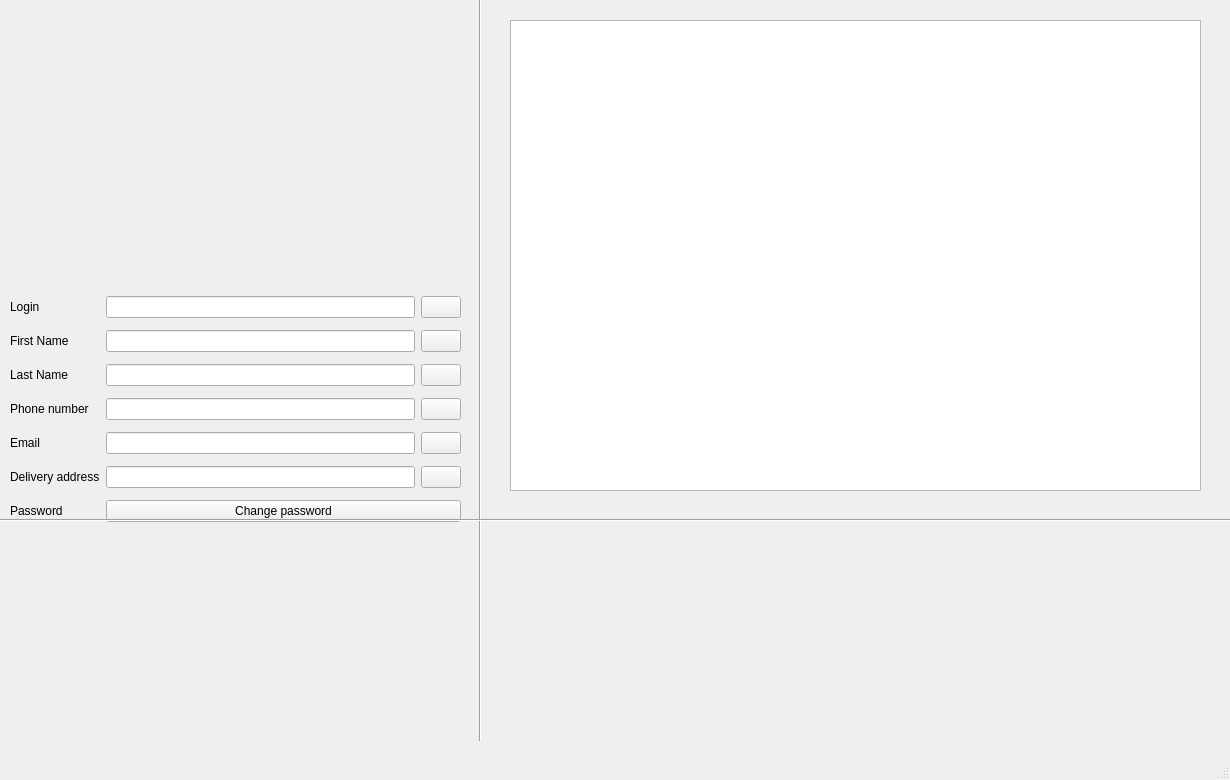
Above: ui/client_account_tab.ui from alexeikeler/db_course_project before the change. Below: the same form after it.
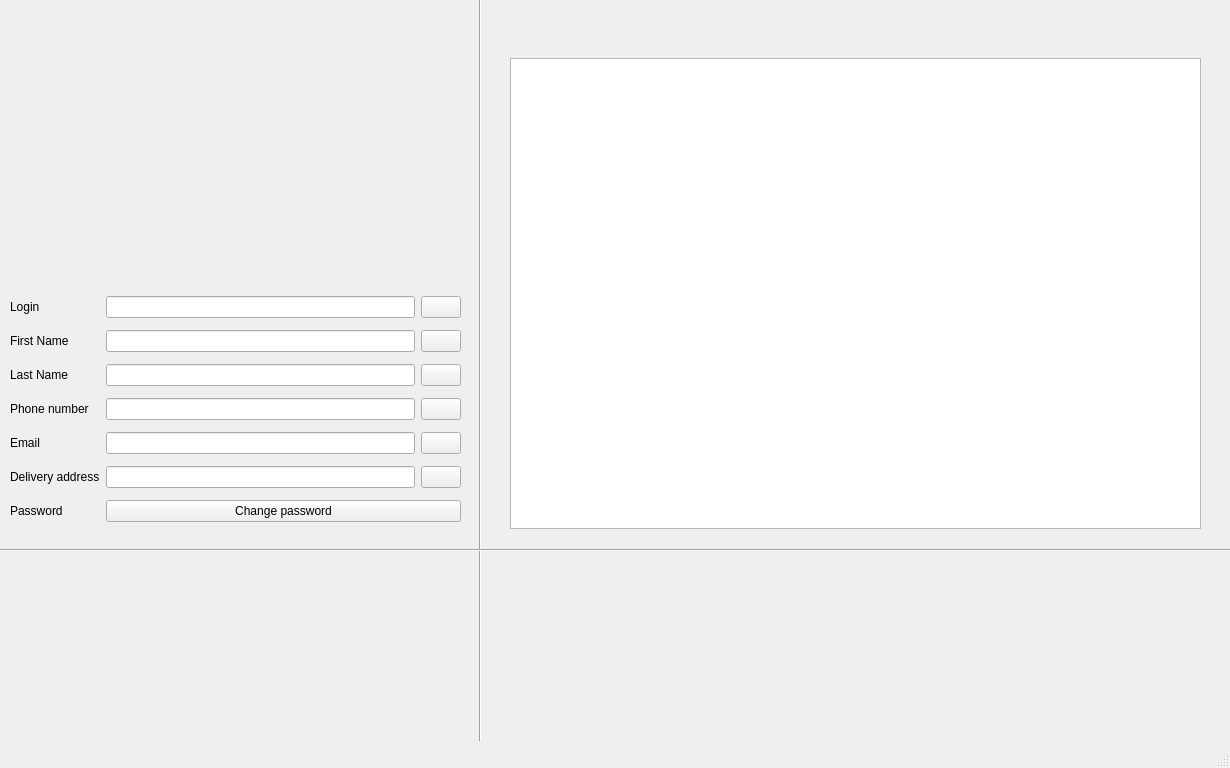
That is the form after the change. Icons and pictures are not drawn.

What changed in the file:
```diff
--- a/ui/client_account_tab.ui
+++ b/ui/client_account_tab.ui
@@ -7,7 +7,7 @@
     <x>0</x>
     <y>0</y>
     <width>1230</width>
-    <height>780</height>
+    <height>768</height>
    </rect>
   </property>
   <property name="windowTitle">
@@ -214,7 +214,7 @@
     <property name="geometry">
      <rect>
       <x>510</x>
-      <y>20</y>
+      <y>58</y>
       <width>691</width>
       <height>471</height>
      </rect>
@@ -237,7 +237,7 @@
     <property name="geometry">
      <rect>
       <x>0</x>
-      <y>510</y>
+      <y>540</y>
       <width>1231</width>
       <height>20</height>
      </rect>
```
